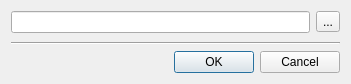
First picture: the form in Globe/properties_cfg_filename_dialog.ui, repository igormironchik/globe-como, before the edit.
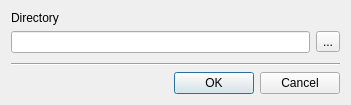
Second picture: the form after the edit.

```diff
--- a/Globe/properties_cfg_filename_dialog.ui
+++ b/Globe/properties_cfg_filename_dialog.ui
@@ -7,13 +7,37 @@
     <x>0</x>
     <y>0</y>
     <width>351</width>
-    <height>84</height>
+    <height>105</height>
    </rect>
   </property>
   <property name="windowTitle">
    <string>Enter file name...</string>
   </property>
   <layout class="QVBoxLayout" name="verticalLayout">
+   <item>
+    <layout class="QHBoxLayout" name="horizontalLayout_2">
+     <item>
+      <widget class="QLabel" name="label">
+       <property name="sizePolicy">
+        <sizepolicy hsizetype="Fixed" vsizetype="Preferred">
+         <horstretch>0</horstretch>
+         <verstretch>0</verstretch>
+        </sizepolicy>
+       </property>
+       <property name="text">
+        <string>Directory</string>
+       </property>
+      </widget>
+     </item>
+     <item>
+      <widget class="QLabel" name="m_directory">
+       <property name="text">
+        <string/>
+       </property>
+      </widget>
+     </item>
+    </layout>
+   </item>
    <item>
     <layout class="QHBoxLayout" name="horizontalLayout">
      <item>
```
Left out of the diff: 40 changed lines with no effect on the pictures.
